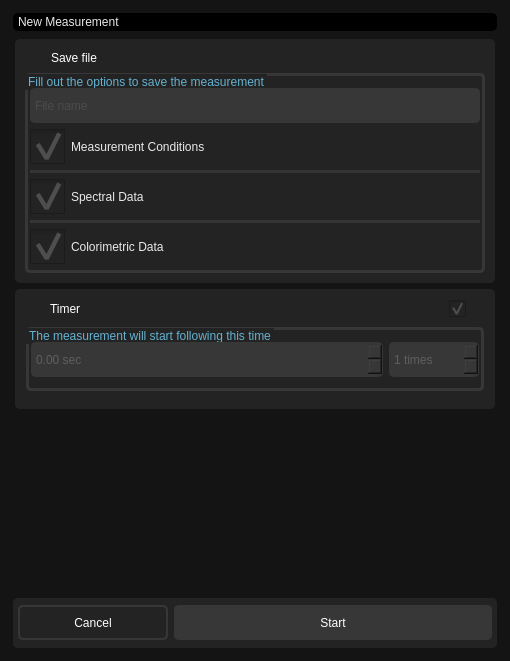
First picture: the form in src/ui/measure_dialog.ui, repository ligerr13/PE_Spectroradiometer, before the edit.
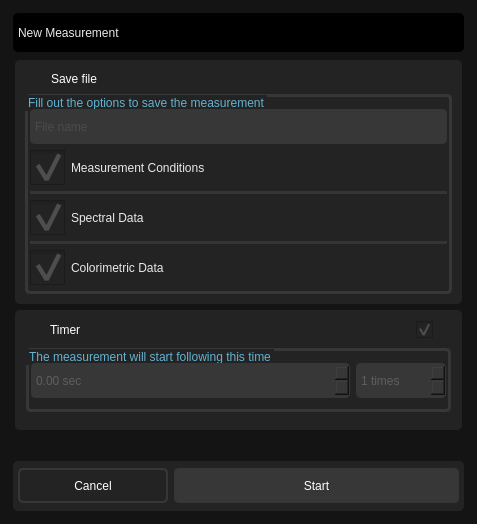
Second picture: the form after the edit. Icons and pictures are not drawn.

The edit to the form file:
```diff
--- a/src/ui/measure_dialog.ui
+++ b/src/ui/measure_dialog.ui
@@ -6,8 +6,8 @@
    <rect>
     <x>0</x>
     <y>0</y>
-    <width>510</width>
-    <height>661</height>
+    <width>477</width>
+    <height>524</height>
    </rect>
   </property>
   <property name="windowTitle">
@@ -15,7 +15,8 @@
   </property>
   <property name="styleSheet">
    <string notr="true">background-color: rgb(20, 20, 20); 
-border-radius: 5px;</string>
+border-radius: 5px;
+border: 0px;</string>
   </property>
   <layout class="QHBoxLayout" name="horizontalLayout">
    <item>
@@ -57,6 +58,12 @@
          </property>
          <item>
           <widget class="QLabel" name="label_2">
+           <property name="minimumSize">
+            <size>
+             <width>0</width>
+             <height>35</height>
+            </size>
+           </property>
            <property name="styleSheet">
             <string notr="true">font: 623 14pt &quot;Segoe UI&quot;;
 color: rgb(233, 233, 233);</string>
@@ -423,7 +430,8 @@
                  </property>
                  <property name="styleSheet">
                   <string notr="true">font: 600 11pt &quot;Segoe UI&quot;;
-color: rgb(255, 255, 255);</string>
+color: rgb(255, 255, 255);
+border: 0px;</string>
                  </property>
                  <property name="frameShape">
                   <enum>QFrame::StyledPanel</enum>
@@ -485,7 +493,8 @@
                 <widget class="QLabel" name="label_3">
                  <property name="styleSheet">
                   <string notr="true">font: 600 11pt &quot;Segoe UI&quot;;
-color: rgb(255, 255, 255);</string>
+color: rgb(255, 255, 255);
+border: 0px;</string>
                  </property>
                  <property name="text">
                   <string>Timer</string>
```
